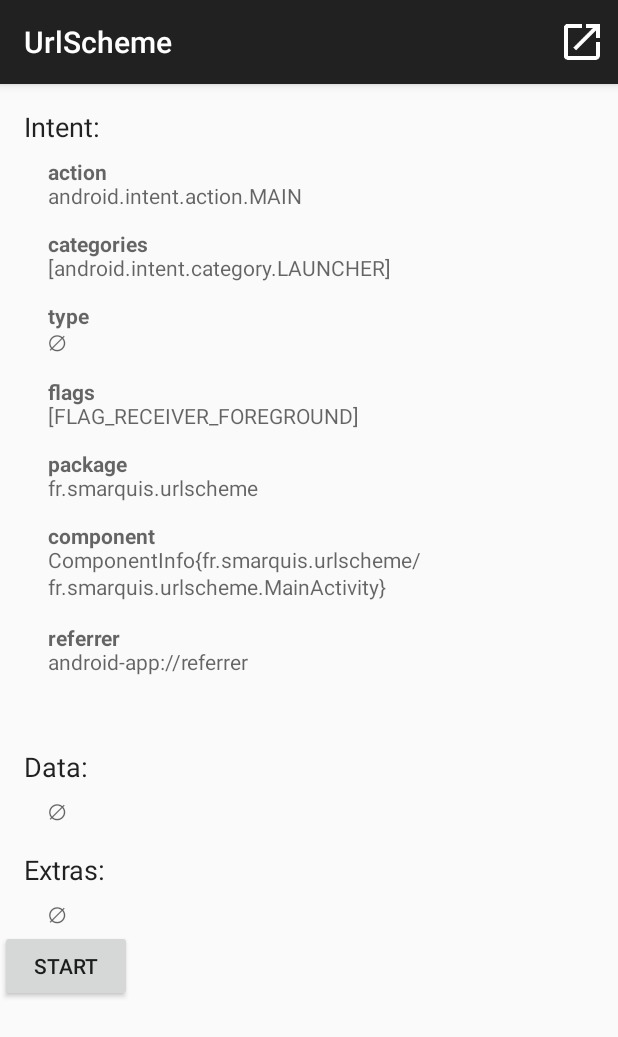
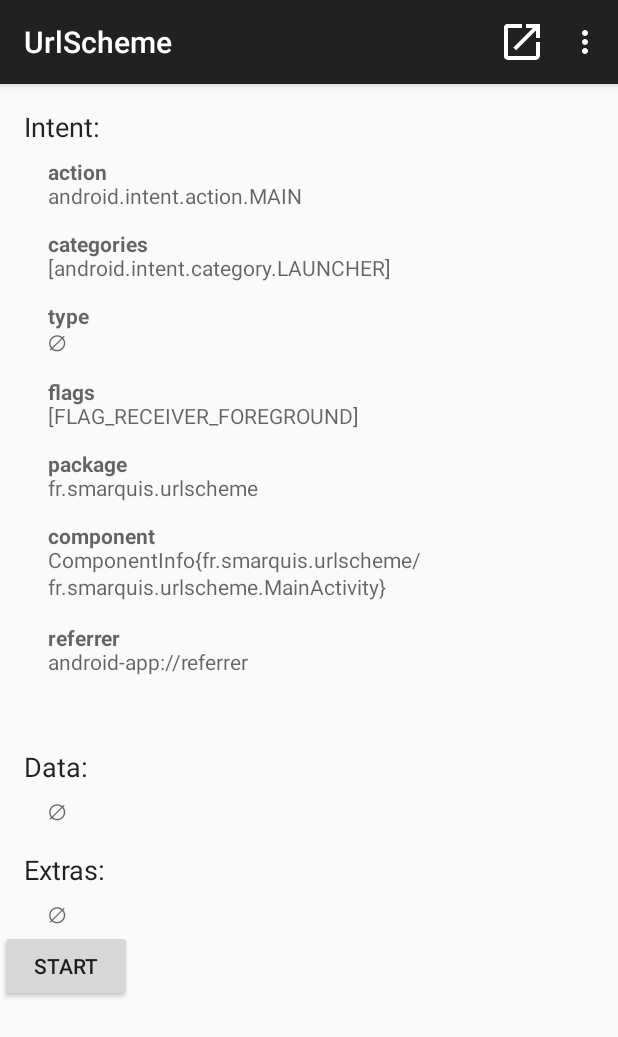
Before and after one commit to SimonMarquis/Android-UrlSchemeInterceptor, an Android app: the screen it shows after launch (MainActivity), after a tap on "Forward", on a phone screen of 412 x 824 dp. Shown: the top 1037 px of the screen. Run offline under Robolectric (Android 15) with nearby library versions, the phone set to English and light mode, and no system bars.

Commit message:
Add settings button to remove default actions

```diff
--- a/app/src/main/java/fr/smarquis/urlscheme/MainActivity.java
+++ b/app/src/main/java/fr/smarquis/urlscheme/MainActivity.java
@@ -91,6 +91,9 @@ public class MainActivity extends AppCompatActivity {
             case R.id.action_forward:
                 startActivity(Intent.createChooser(new Intent(getIntent()).setComponent(null), null));
                 return true;
+            case R.id.action_settings:
+                startActivity(new Intent(android.provider.Settings.ACTION_APPLICATION_DETAILS_SETTINGS, Uri.parse("package:" + getPackageName())));
+                return true;
             default:
                 return super.onOptionsItemSelected(item);
         }
--- a/app/src/main/res/menu/menu_main.xml
+++ b/app/src/main/res/menu/menu_main.xml
@@ -6,5 +6,9 @@
         android:id="@+id/action_forward"
         android:icon="@drawable/ic_launch_white_48dp"
         android:title="@string/action_forward"
-        app:showAsAction="always" />
+        app:showAsAction="ifRoom" />
+    <item
+        android:id="@+id/action_settings"
+        android:title="@string/action_settings"
+        app:showAsAction="never" />
 </menu>
--- a/app/src/main/res/values/strings.xml
+++ b/app/src/main/res/values/strings.xml
@@ -1,4 +1,5 @@
 <resources>
     <string name="app_name">UrlScheme</string>
     <string name="action_forward">Forward</string>
+    <string name="action_settings">Settings</string>
 </resources>
```
